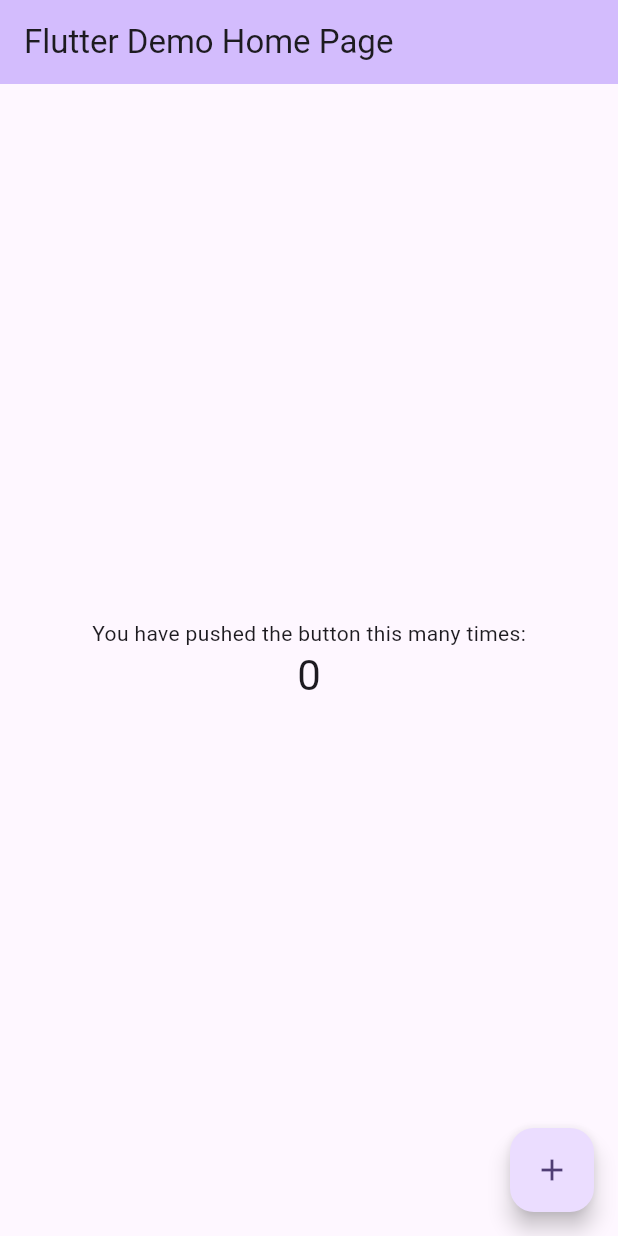
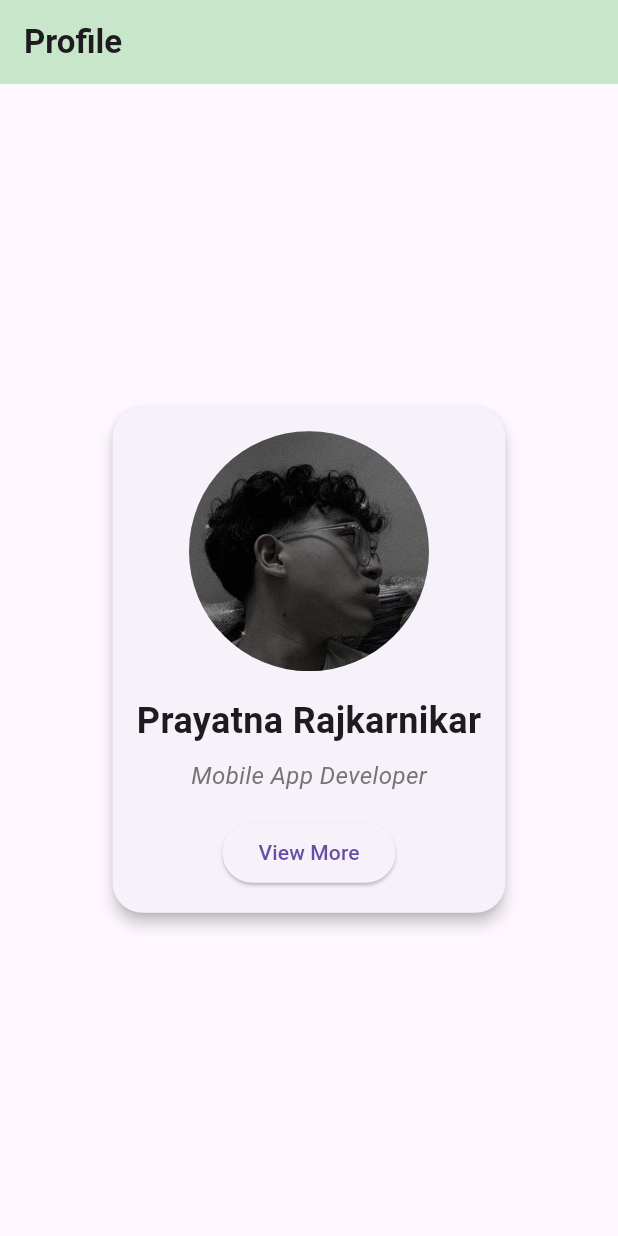
Before and after one commit to Prayatna-Rajkarnikar/ProfileCard, a Flutter app: the screen it shows after launch, on a phone screen of 412 x 824 dp. Run offline on Flutter 3.47's test engine with Material 3 defaults, Android fonts, the phone set to English and light mode, and no system bars.

Commit message:
First phase

```diff
--- a/lib/main.dart
+++ b/lib/main.dart
@@ -7,119 +7,72 @@ void main() {
 class MyApp extends StatelessWidget {
   const MyApp({super.key});
 
-  // This widget is the root of your application.
   @override
   Widget build(BuildContext context) {
     return MaterialApp(
-      title: 'Flutter Demo',
-      theme: ThemeData(
-        // This is the theme of your application.
-        //
-        // TRY THIS: Try running your application with "flutter run". You'll see
-        // the application has a purple toolbar. Then, without quitting the app,
-        // try changing the seedColor in the colorScheme below to Colors.green
-        // and then invoke "hot reload" (save your changes or press the "hot
-        // reload" button in a Flutter-supported IDE, or press "r" if you used
-        // the command line to start the app).
-        //
-        // Notice that the counter didn't reset back to zero; the application
-        // state is not lost during the reload. To reset the state, use hot
-        // restart instead.
-        //
-        // This works for code too, not just values: Most code changes can be
-        // tested with just a hot reload.
-        colorScheme: ColorScheme.fromSeed(seedColor: Colors.deepPurple),
-        useMaterial3: true,
+        home: Scaffold(
+      appBar: AppBar(
+        title: const Text(
+          "Profile",
+          style: TextStyle(fontWeight: FontWeight.bold),
+        ),
+        backgroundColor: Colors.green[100],
       ),
-      home: const MyHomePage(title: 'Flutter Demo Home Page'),
+      body: const ProfileCard(),
+    ));
+  }
+}
+
+class ProfileCard extends StatelessWidget {
+  const ProfileCard({super.key});
+
+  @override
+  Widget build(BuildContext context) {
+    return Center(
+      child: Container(
+        margin: const EdgeInsets.all(10.0),
+        child: Card(
+          elevation: 4,
+          shape:
+              RoundedRectangleBorder(borderRadius: BorderRadius.circular(20)),
+          child: Padding(
+            padding: const EdgeInsets.all(16.0),
+            child: Column(
+              mainAxisSize: MainAxisSize.min,
+              children: <Widget>[
+                const CircleAvatar(
+                  radius: 80,
+                  backgroundImage: AssetImage('assets/images/picture.jpg'),
+                ),
+                const SizedBox(
+                  height: 16,
+                ),
+                const Text(
+                  "Prayatna Rajkarnikar",
+                  style: TextStyle(fontSize: 24, fontWeight: FontWeight.bold),
+                ),
+                const SizedBox(
+                  height: 8,
+                ),
+                Text(
+                  "Mobile App Developer",
+                  style: TextStyle(
+                    fontSize: 16,
+                    fontStyle: FontStyle.italic,
+                    color: Colors.grey[600],
+                  ),
+                ),
+                const SizedBox(height: 16),
+                ElevatedButton(
+                    onPressed: () {},
+                    child: const Text(
+                      "View More",
+                    ))
+              ],
+            ),
+          ),
+        ),
+      ),
     );
   }
 }
-
-class MyHomePage extends StatefulWidget {
-  const MyHomePage({super.key, required this.title});
-
-  // This widget is the home page of your application. It is stateful, meaning
-  // that it has a State object (defined below) that contains fields that affect
-  // how it looks.
-
-  // This class is the configuration for the state. It holds the values (in this
-  // case the title) provided by the parent (in this case the App widget) and
-  // used by the build method of the State. Fields in a Widget subclass are
-  // always marked "final".
-
-  final String title;
-
-  @override
-  State<MyHomePage> createState() => _MyHomePageState();
-}
-
-class _MyHomePageState extends State<MyHomePage> {
-  int _counter = 0;
-
-  void _incrementCounter() {
-    setState(() {
-      // This call to setState tells the Flutter framework that something has
-      // changed in this State, which causes it to rerun the build method below
-      // so that the display can reflect the updated values. If we changed
-      // _counter without calling setState(), then the build method would not be
-      // called again, and so nothing would appear to happen.
-      _counter++;
-    });
-  }
-
-  @override
-  Widget build(BuildContext context) {
-    // This method is rerun every time setState is called, for instance as done
-    // by the _incrementCounter method above.
-    //
-    // The Flutter framework has been optimized to make rerunning build methods
-    // fast, so that you can just rebuild anything that needs updating rather
-    // than having to individually change instances of widgets.
-    return Scaffold(
-      appBar: AppBar(
-        // TRY THIS: Try changing the color here to a specific color (to
-        // Colors.amber, perhaps?) and trigger a hot reload to see the AppBar
-        // change color while the other colors stay the same.
-        backgroundColor: Theme.of(context).colorScheme.inversePrimary,
-        // Here we take the value from the MyHomePage object that was created by
-        // the App.build method, and use it to set our appbar title.
-        title: Text(widget.title),
-      ),
-      body: Center(
-        // Center is a layout widget. It takes a single child and positions it
-        // in the middle of the parent.
-        child: Column(
-          // Column is also a layout widget. It takes a list of children and
-          // arranges them vertically. By default, it sizes itself to fit its
-          // children horizontally, and tries to be as tall as its parent.
-          //
-          // Column has various properties to control how it sizes itself and
-          // how it positions its children. Here we use mainAxisAlignment to
-          // center the children vertically; the main axis here is the vertical
-          // axis because Columns are vertical (the cross axis would be
-          // horizontal).
-          //
-          // TRY THIS: Invoke "debug painting" (choose the "Toggle Debug Paint"
-          // action in the IDE, or press "p" in the console), to see the
-          // wireframe for each widget.
-          mainAxisAlignment: MainAxisAlignment.center,
-          children: <Widget>[
-            const Text(
-              'You have pushed the button this many times:',
-            ),
-            Text(
-              '$_counter',
-              style: Theme.of(context).textTheme.headlineMedium,
-            ),
-          ],
-        ),
-      ),
-      floatingActionButton: FloatingActionButton(
-        onPressed: _incrementCounter,
-        tooltip: 'Increment',
-        child: const Icon(Icons.add),
-      ), // This trailing comma makes auto-formatting nicer for build methods.
-    );
-  }
-}
```
Also changed, not shown: pubspec.yaml (+5 -56 lines), assets/images/picture.jpg (added).
